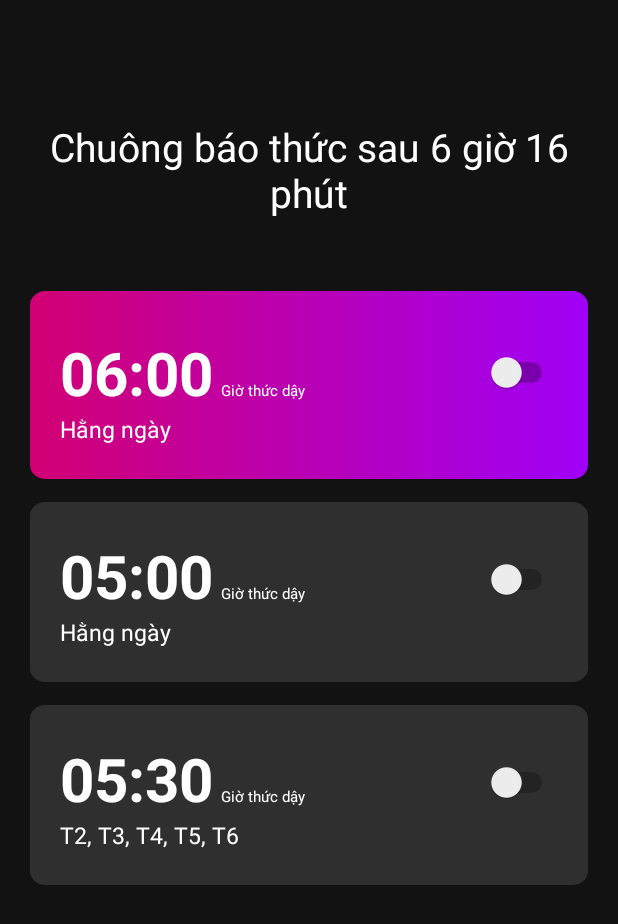
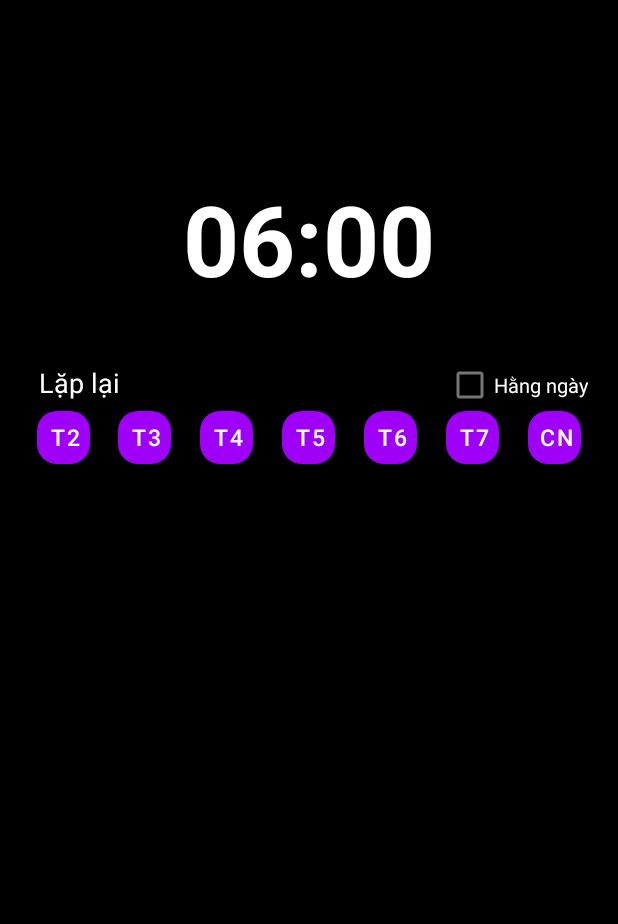
Before and after one commit to tranthihaiyen102/O.Oclock, an Android app: the screen it shows after launch (MainActivity before the commit, CreateAlarm after it), on a phone screen of 412 x 824 dp. Shown: the top 924 px of the screen. Run offline under Robolectric (Android 15) with nearby library versions, the phone set to English and light mode, and no system bars.

Commit message:
LinearLayout

```diff
--- a/app/src/main/AndroidManifest.xml
+++ b/app/src/main/AndroidManifest.xml
@@ -10,13 +10,20 @@
         android:supportsRtl="true"
         android:theme="@style/Theme.OOclock">
         <activity
+            android:name=".CreateAlarm"
+            android:exported="true">
+
+        <intent-filter>
+            <action android:name="android.intent.action.MAIN" />
+
+            <category android:name="android.intent.category.LAUNCHER" />
+        </intent-filter>
+
+        </activity>
+        <activity
             android:name=".MainActivity"
             android:exported="true">
-            <intent-filter>
-                <action android:name="android.intent.action.MAIN" />
 
-                <category android:name="android.intent.category.LAUNCHER" />
-            </intent-filter>
         </activity>
     </application>
 
--- /dev/null
+++ b/app/src/main/java/com/example/ooclock/CreateAlarm.java
@@ -0,0 +1,14 @@
+package com.example.ooclock;
+
+import androidx.appcompat.app.AppCompatActivity;
+
+import android.os.Bundle;
+
+public class CreateAlarm extends AppCompatActivity {
+
+    @Override
+    protected void onCreate(Bundle savedInstanceState) {
+        super.onCreate(savedInstanceState);
+        setContentView(R.layout.activity_create_alarm);
+    }
+}
--- /dev/null
+++ b/app/src/main/res/drawable/btn_t2.xml
@@ -0,0 +1,24 @@
+<?xml version="1.0" encoding="utf-8"?>
+<shape xmlns:android="http://schemas.android.com/apk/res/android"
+    android:shape="rectangle"
+    >
+
+    <size android:width="50dp"
+          android:height="50dp"
+        />
+
+    <corners
+        android:bottomLeftRadius="13dp"
+        android:topLeftRadius="13dp"
+        android:bottomRightRadius="13dp"
+        android:topRightRadius="13dp"
+        />
+
+    <padding android:bottom="2sp"
+              android:left="2sp"
+        android:right="2sp"
+        android:top="2sp"
+
+        />
+
+</shape>
--- /dev/null
+++ b/app/src/main/res/drawable/rectangle_3.xml
@@ -0,0 +1,9 @@
+<?xml version="1.0" encoding="utf-8"?>
+<shape xmlns:android="http://schemas.android.com/apk/res/android"
+    android:shape="rectangle">
+
+    <corners android:topLeftRadius="100dp"
+             android:topRightRadius="100dp"
+        ></corners>
+
+</shape>
--- /dev/null
+++ b/app/src/main/res/layout/activity_create_alarm.xml
@@ -0,0 +1,236 @@
+<?xml version="1.0" encoding="utf-8"?>
+<androidx.constraintlayout.widget.ConstraintLayout xmlns:android="http://schemas.android.com/apk/res/android"
+    xmlns:app="http://schemas.android.com/apk/res-auto"
+    xmlns:tools="http://schemas.android.com/tools"
+    android:layout_width="match_parent"
+    android:layout_height="match_parent"
+    android:background="@android:color/black"
+    tools:context=".CreateAlarm">
+
+    <TextView
+        android:id="@+id/textTimePicker"
+        android:layout_width="wrap_content"
+        android:layout_height="wrap_content"
+        android:layout_alignParentLeft="true"
+        android:layout_alignParentTop="true"
+        android:layout_marginStart="84dp"
+        android:layout_marginTop="115dp"
+        android:layout_marginEnd="84dp"
+        android:gravity="top"
+        android:text="@string/some_id"
+        android:textColor="@android:color/white"
+        android:textSize="65sp"
+        android:textStyle="bold"
+        app:layout_constraintEnd_toEndOf="parent"
+        app:layout_constraintStart_toStartOf="parent"
+        app:layout_constraintTop_toTopOf="parent" />
+
+    <TextView
+        android:id="@+id/txt_lap_lai"
+        android:layout_width="wrap_content"
+        android:layout_height="wrap_content"
+        android:layout_alignParentLeft="true"
+        android:layout_alignParentTop="true"
+        android:layout_marginStart="20dp"
+        android:layout_marginTop="40dp"
+        android:layout_marginEnd="279dp"
+        android:gravity="top"
+        android:text="@string/text_lap_lai"
+        android:textColor="@android:color/white"
+        android:textSize="18sp"
+        app:layout_constraintEnd_toEndOf="parent"
+        app:layout_constraintHorizontal_bias="0.103"
+        app:layout_constraintStart_toStartOf="parent"
+        app:layout_constraintTop_toBottomOf="@+id/textTimePicker" />
+
+    <CheckBox
+        android:id="@+id/checkBox"
+        android:layout_width="wrap_content"
+        android:layout_height="wrap_content"
+        android:layout_marginTop="46dp"
+        android:layout_marginEnd="20dp"
+        android:text="@string/cbo_hangNgay"
+        android:textColor="@android:color/white"
+        android:textSize="13sp"
+        app:layout_constraintBaseline_toBaselineOf="@+id/txt_lap_lai"
+        app:layout_constraintEnd_toEndOf="parent"
+        app:layout_constraintTop_toBottomOf="@+id/textTimePicker" />
+
+    <LinearLayout
+        android:id="@+id/linearLayout"
+        android:layout_width="match_parent"
+        android:layout_height="wrap_content"
+        android:layout_marginStart="20dp"
+        android:layout_marginTop="71dp"
+        android:layout_marginEnd="20dp"
+        android:gravity="center"
+        android:orientation="horizontal"
+        android:weightSum="7"
+        app:layout_constraintEnd_toEndOf="parent"
+        app:layout_constraintHorizontal_bias="0.381"
+        app:layout_constraintStart_toStartOf="parent"
+        app:layout_constraintTop_toBottomOf="@+id/textTimePicker">
+
+        <Button
+
+            android:id="@+id/btn_mon"
+            android:layout_width="35dp"
+            android:layout_height="35dp"
+            android:background="@drawable/btn_t2"
+            android:paddingLeft="0dp"
+            android:paddingTop="0dp"
+            android:paddingEnd="0dp"
+            android:paddingRight="0dp"
+            android:paddingBottom="0dp"
+            android:text="@string/t2"
+            android:textColor="@android:color/white"
+            android:textSize="15sp"
+            tools:ignore="TouchTargetSizeCheck"></Button>
+
+        <Space
+            android:layout_width="10dp"
+            android:layout_height="wrap_content"
+            android:layout_weight="1" />
+
+        <Button
+
+            android:id="@+id/btn_tue"
+            android:layout_width="35dp"
+            android:layout_height="35dp"
+            android:background="@drawable/btn_t2"
+            android:paddingLeft="0dp"
+            android:paddingTop="0dp"
+            android:paddingEnd="0dp"
+            android:paddingRight="0dp"
+            android:paddingBottom="0dp"
+            android:text="@string/t3"
+            android:textColor="@android:color/white"
+            android:textSize="15sp"
+            tools:ignore="TouchTargetSizeCheck"></Button>
+
+        <Space
+            android:layout_width="10dp"
+            android:layout_height="wrap_content"
+            android:layout_weight="1" />
+
+        <Button
+
+            android:id="@+id/btn_wed"
+            android:layout_width="35dp"
+            android:layout_height="35dp"
+            android:background="@drawable/btn_t2"
+            android:paddingLeft="0dp"
+            android:paddingTop="0dp"
+            android:paddingEnd="0dp"
+            android:paddingRight="0dp"
+            android:paddingBottom="0dp"
+            android:text="@string/t4"
+            android:textColor="@android:color/white"
+            android:textSize="15sp"
+            tools:ignore="TouchTargetSizeCheck"></Button>
+
+        <Space
+            android:layout_width="10dp"
+            android:layout_height="wrap_content"
+            android:layout_weight="1" />
+
+        <Button
+
+            android:id="@+id/btn_thur"
+            android:layout_width="35dp"
+            android:layout_height="35dp"
+            android:background="@drawable/btn_t2"
+            android:paddingLeft="0dp"
+            android:paddingTop="0dp"
+            android:paddingEnd="0dp"
+            android:paddingRight="0dp"
+            android:paddingBottom="0dp"
+            android:text="@string/t5"
+            android:textColor="@android:color/white"
+            android:textSize="15sp"
+            tools:ignore="TouchTargetSizeCheck"></Button>
+
+        <Space
+            android:layout_width="10dp"
+            android:layout_height="wrap_content"
+            android:layout_weight="1" />
+
+        <Button
+
+            android:id="@+id/btn_fri"
+            android:layout_width="35dp"
+            android:layout_height="35dp"
+            android:background="@drawable/btn_t2"
+            android:paddingLeft="0dp"
+            android:paddingTop="0dp"
+            android:paddingEnd="0dp"
+            android:paddingRight="0dp"
+            android:paddingBottom="0dp"
+            android:text="@string/t6"
+            android:textColor="@android:color/white"
+            android:textSize="15sp"
+            tools:ignore="TouchTargetSizeCheck"></Button>
+
+        <Space
+            android:layout_width="10dp"
+            android:layout_height="wrap_content"
+            android:layout_weight="1" />
+
+        <Button
+
+            android:id="@+id/btn_sat"
+            android:layout_width="35dp"
+            android:layout_height="35dp"
+            android:background="@drawable/btn_t2"
+            android:paddingLeft="0dp"
+            android:paddingTop="0dp"
+            android:paddingEnd="0dp"
+            android:paddingRight="0dp"
+            android:paddingBottom="0dp"
+            android:text="@string/t7"
+            android:textColor="@android:color/white"
+            android:textSize="15sp"
+            tools:ignore="TouchTargetSizeCheck"></Button>
+
+        <Space
+            android:layout_width="10dp"
+            android:layout_height="wrap_content"
+            android:layout_weight="1" />
+
+        <Button
+
+            android:id="@+id/btn_sun"
+            android:layout_width="35dp"
+            android:layout_height="35dp"
+            android:background="@drawable/btn_t2"
+            android:paddingLeft="0dp"
+            android:paddingTop="0dp"
+            android:paddingEnd="0dp"
+            android:paddingRight="0dp"
+            android:paddingBottom="0dp"
+            android:text="@string/cn"
+            android:textColor="@android:color/white"
+            android:textSize="15sp"
+            tools:ignore="TouchTargetSizeCheck"></Button>
+
+
+    </LinearLayout>
+
+    <LinearLayout
+        android:layout_width="match_parent"
+        android:layout_height="371dp"
+        android:layout_marginTop="130dp"
+        app:layout_constraintBottom_toBottomOf="parent"
+        app:layout_constraintEnd_toEndOf="parent"
+        app:layout_constraintStart_toStartOf="parent"
+        app:layout_constraintTop_toBottomOf="@+id/textTimePicker"
+        android:background="@drawable/rectangle_3"
+        android:orientation="vertical"
+        >
+
+
+
+    </LinearLayout>
+
+
+</androidx.constraintlayout.widget.ConstraintLayout>
--- a/app/src/main/res/values/strings.xml
+++ b/app/src/main/res/values/strings.xml
@@ -7,5 +7,15 @@
     <string name="txt_gio_1">05:00</string>
     <string name="txt_gio_2">05:30</string>
     <string name="txt_lap_1">T2, T3, T4, T5, T6</string>
+    <string name="some_id">06:00</string>
+    <string name="text_lap_lai">Lặp lại</string>
+    <string name="cbo_hangNgay">Hằng ngày</string>
+    <string name="t2">T2</string>
+    <string name="t3">T3</string>
+    <string name="t4">T4</string>
+    <string name="t5">T5</string>
+    <string name="t6">T6</string>
+    <string name="t7">T7</string>
+    <string name="cn">CN</string>
 
 </resources>
```
